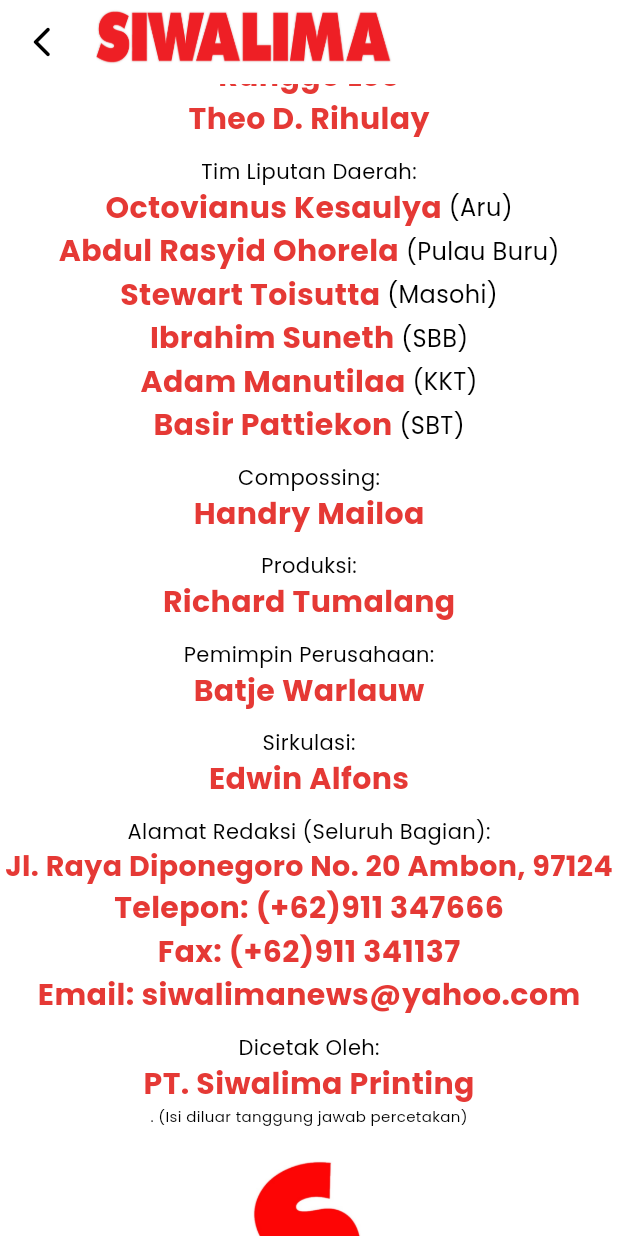
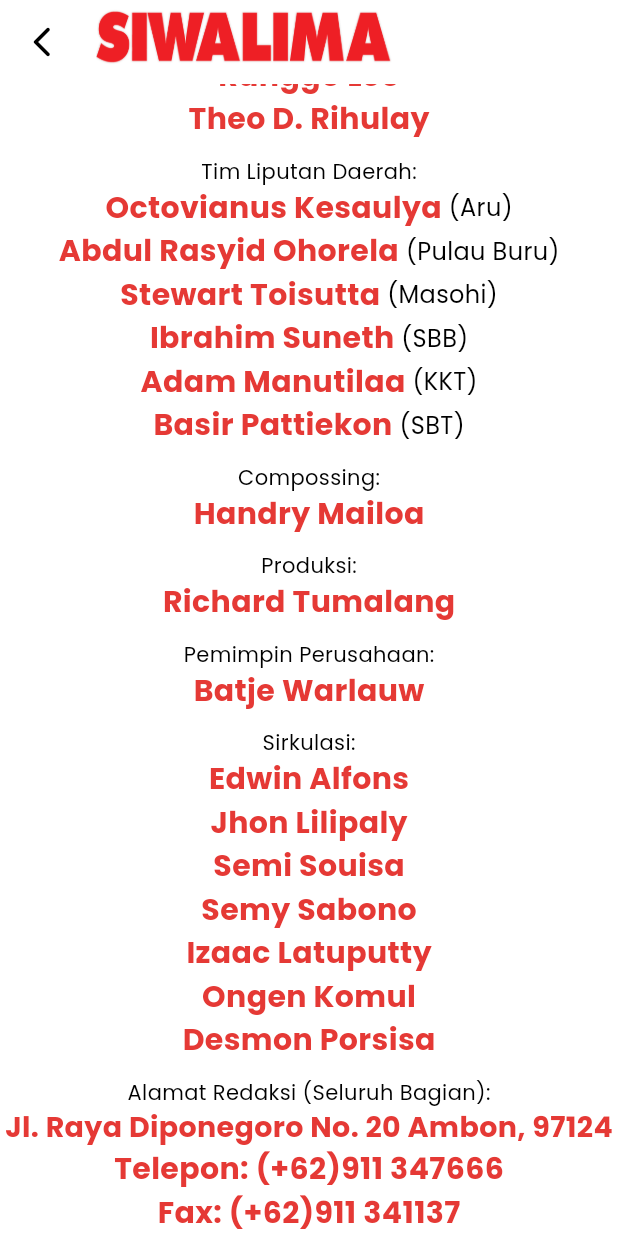
Before and after one commit to leonurium/siwalima_ios, a Flutter app: the RedaksiPage screen opened directly, scrolled down 576 dp, on a phone screen of 412 x 824 dp. Run offline on Flutter 3.47's test engine with Material 3 defaults, Android fonts, the phone set to English and light mode, and no system bars; our stand-ins replace cached_network_image, flutter_riverpod, flutter_widget_from_html, google_fonts, share; missing offline and left inert: d_input, d_method, d_view; network calls fail.

Commit message:
update redaksi page 2

```diff
--- a/lib/pages/redaksi_page.dart
+++ b/lib/pages/redaksi_page.dart
@@ -388,6 +388,54 @@ class _RedaksiPageState extends State<RedaksiPage> {
                       fontWeight: FontWeight.bold,
                     ),
                   ),
+                  Text(
+                    "Jhon Lilipaly",
+                    style: TextStyle(
+                      color: AppColors.primary,
+                      fontSize: 20,
+                      fontWeight: FontWeight.bold,
+                    ),
+                  ),
+                  Text(
+                    "Semi Souisa",
+                    style: TextStyle(
+                      color: AppColors.primary,
+                      fontSize: 20,
+                      fontWeight: FontWeight.bold,
+                    ),
+                  ),
+                  Text(
+                    "Semy Sabono",
+                    style: TextStyle(
+                      color: AppColors.primary,
+                      fontSize: 20,
+                      fontWeight: FontWeight.bold,
+                    ),
+                  ),
+                  Text(
+                    "Izaac Latuputty",
+                    style: TextStyle(
+                      color: AppColors.primary,
+                      fontSize: 20,
+                      fontWeight: FontWeight.bold,
+                    ),
+                  ),
+                  Text(
+                    "Ongen Komul",
+                    style: TextStyle(
+                      color: AppColors.primary,
+                      fontSize: 20,
+                      fontWeight: FontWeight.bold,
+                    ),
+                  ),
+                  Text(
+                    "Desmon Porsisa",
+                    style: TextStyle(
+                      color: AppColors.primary,
+                      fontSize: 20,
+                      fontWeight: FontWeight.bold,
+                    ),
+                  ),
                   const SizedBox(height: 10),
                   const Text(
                     "Alamat Redaksi (Seluruh Bagian):",
```
